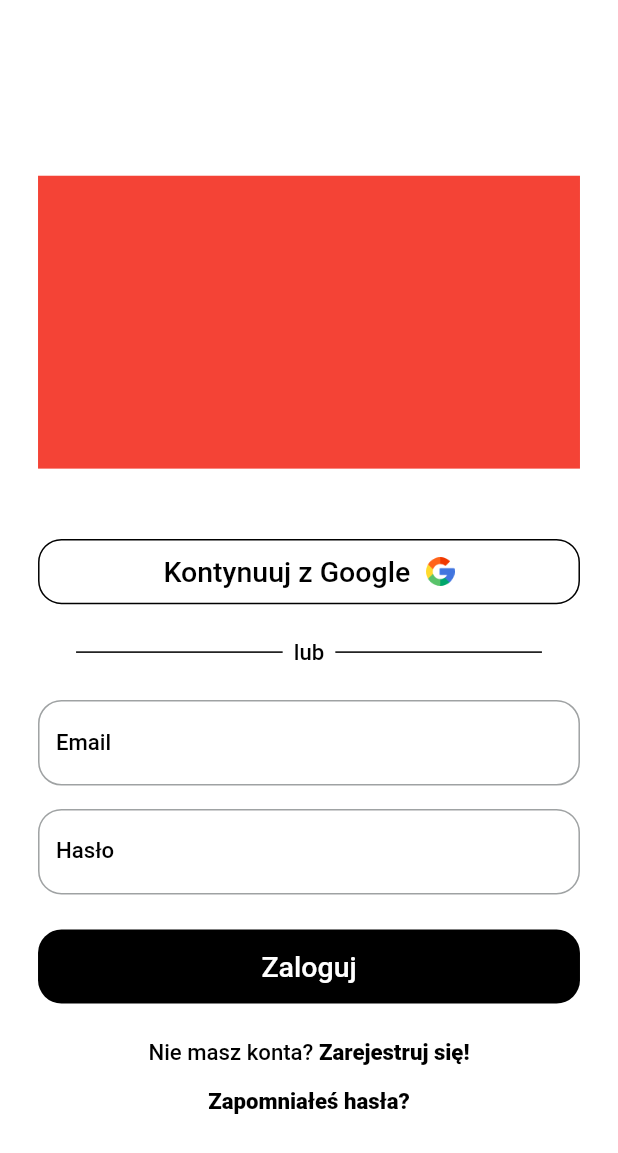
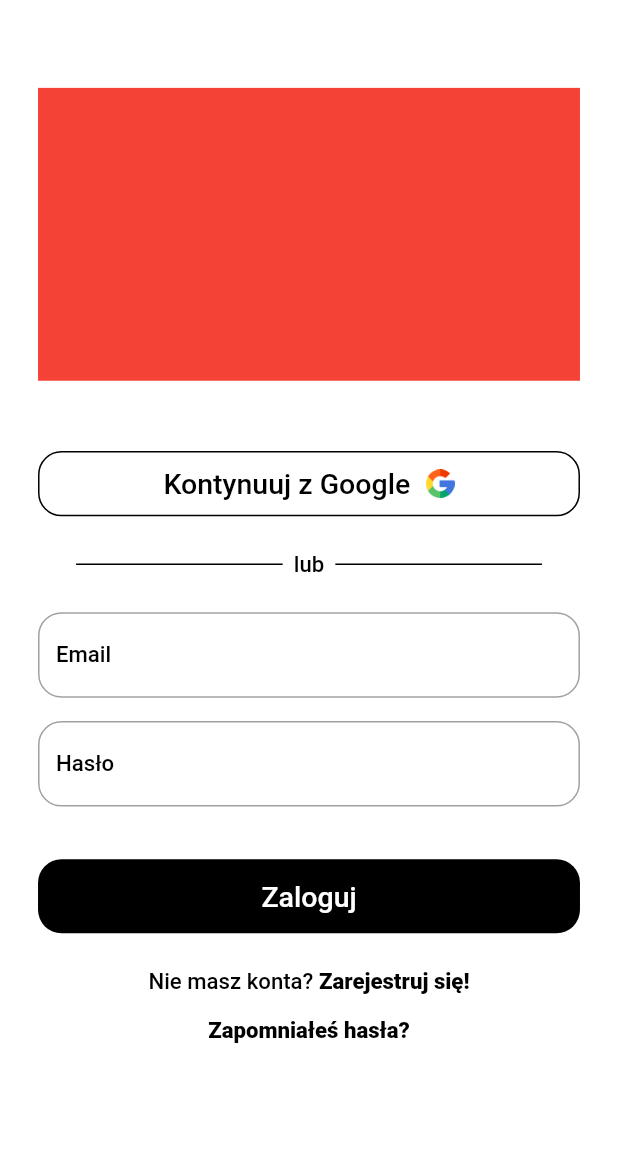
Before and after one commit to BennyM88/przepisy_sylwii_mobile, a Flutter app: the LoginPage screen opened directly, on a phone screen of 412 x 824 dp. Shown: the top 1153 px of the screen. Run offline on Flutter 3.47's test engine with Material 2 defaults, Android fonts, the phone set to English and light mode, and no system bars; our stand-ins replace cached_network_image, cloud_firestore, firebase_auth, firebase_core, flutter_bloc, flutter_screenutil and 6 more; missing offline and left inert: cupertino_back_gesture; accounts and stored records are empty; network calls fail; Roboto replaces fonts that are missing (UbuntuBold, UbuntuRegular); statements that could not run were skipped.

Commit message:
few changes

```diff
--- a/lib/constants/colors.dart
+++ b/lib/constants/colors.dart
@@ -15,4 +15,5 @@ class CustomColors {
   static const Color neutral99 = Color(0xFFF9F9FA);
   static const Color neutral100 = Color(0xFFFFFFFF);
   static const Color pink = Color(0xFFF7E1DD);
+  static const Color red = Color.fromARGB(255, 180, 11, 11);
 }
--- a/lib/constants/typography.dart
+++ b/lib/constants/typography.dart
@@ -115,4 +115,11 @@ class CustomTypography {
     fontFamily: ubuntuFontRegular,
     color: CustomColors.neutral70,
   );
+
+  static TextStyle uRegular12red = TextStyle(
+    fontSize: 12.sp,
+    fontWeight: regular,
+    fontFamily: ubuntuFontRegular,
+    color: CustomColors.red,
+  );
 }
--- a/lib/core/login_cubit/login_cubit.dart
+++ b/lib/core/login_cubit/login_cubit.dart
@@ -1,3 +1,4 @@
+import 'package:firebase_auth/firebase_auth.dart';
 import 'package:flutter_bloc/flutter_bloc.dart';
 import 'package:freezed_annotation/freezed_annotation.dart';
 import 'package:injectable/injectable.dart';
@@ -23,8 +24,8 @@ class LoginCubit extends Cubit<LoginState> {
       );
 
       emit(const LoginState.success());
-    } on Exception catch (e) {
-      emit(LoginState.error(errorMessage: e.toString()));
+    } on FirebaseAuthException catch (e) {
+      emit(LoginState.error(errorMessage: e.message));
     }
   }
 }
--- a/lib/main.dart
+++ b/lib/main.dart
@@ -11,6 +11,7 @@ import 'package:przepisy_sylwii_mobile/firebase_options.dart';
 import 'package:przepisy_sylwii_mobile/injection.dart';
 import 'package:przepisy_sylwii_mobile/services/config_reader/config_reader.dart';
 import 'package:przepisy_sylwii_mobile/view/pages/home/home_page.dart';
+import 'package:przepisy_sylwii_mobile/view/pages/login/login_page.dart';
 import 'package:przepisy_sylwii_mobile/view/widgets/enter_exit_transition.dart';
 
 void main() async {
--- a/lib/view/pages/login/login_page.dart
+++ b/lib/view/pages/login/login_page.dart
@@ -1,7 +1,10 @@
 import 'package:flutter/material.dart';
+import 'package:flutter_bloc/flutter_bloc.dart';
 import 'package:flutter_screenutil/flutter_screenutil.dart';
 import 'package:przepisy_sylwii_mobile/constants/colors.dart';
 import 'package:przepisy_sylwii_mobile/constants/typography.dart';
+import 'package:przepisy_sylwii_mobile/core/login_cubit/login_cubit.dart';
+import 'package:przepisy_sylwii_mobile/injection.dart';
 import 'package:przepisy_sylwii_mobile/view/widgets/custom_button.dart';
 import 'package:przepisy_sylwii_mobile/view/widgets/custom_text_field.dart';
 
@@ -25,7 +28,7 @@ class _LoginPageState extends State<LoginPage> {
           child: SingleChildScrollView(
             child: Column(
               children: [
-                SizedBox(height: 120.h),
+                SizedBox(height: 60.h),
                 Container(
                   height: 200.h,
                   width: double.infinity,
@@ -47,17 +50,42 @@ class _LoginPageState extends State<LoginPage> {
                   isPassword: true,
                 ),
                 SizedBox(height: 24.h),
-                CustomButton(content: 'Zaloguj', onPressed: () {}),
+                BlocConsumer<LoginCubit, LoginState>(
+                  listener: (_, state) => state.whenOrNull(
+                    success: () => print('dodac user auth'),
+                  ),
+                  builder: (_, state) {
+                    return Column(
+                      children: [
+                        state.maybeWhen(
+                          error: (e) => Text(
+                            e.toString(),
+                            style: CustomTypography.uRegular12red,
+                          ),
+                          orElse: () => const SizedBox(),
+                        ),
+                        SizedBox(height: 12.h),
+                        state.maybeWhen(
+                          loading: () => CustomButton.loader(),
+                          orElse: () => CustomButton(
+                            content: 'Zaloguj',
+                            onPressed: () async => getIt<LoginCubit>().login(
+                              emailController.text.trim(),
+                              passwordController.text.trim(),
+                            ),
+                          ),
+                        ),
+                      ],
+                    );
+                  },
+                ),
                 SizedBox(height: 24.h),
                 Row(
                   mainAxisAlignment: MainAxisAlignment.center,
                   children: [
-                    GestureDetector(
-                      onTap: () {},
-                      child: Text(
-                        'Nie masz konta? ',
-                        style: CustomTypography.uRegular14,
-                      ),
+                    Text(
+                      'Nie masz konta? ',
+                      style: CustomTypography.uRegular14,
                     ),
                     Text(
                       'Zarejestruj się!',
--- a/lib/view/widgets/recipes_list.dart
+++ b/lib/view/widgets/recipes_list.dart
@@ -32,9 +32,7 @@ class _RecipesListState extends State<RecipesList> {
       child: SizedBox(
         height: 390.h,
         child: BlocBuilder<RecipeCubit, RecipeState>(
-          builder: (_, state) => state.when(
-            initial: () => const RecipesListShimmer(),
-            loading: () => const RecipesListShimmer(),
+          builder: (_, state) => state.maybeWhen(
             loaded: (recipes) => ListView.builder(
               shrinkWrap: true,
               physics: const ClampingScrollPhysics(),
@@ -52,6 +50,7 @@ class _RecipesListState extends State<RecipesList> {
               ),
             ),
             error: (errorMessage) => Text(errorMessage!),
+            orElse: () => const RecipesListShimmer(),
           ),
         ),
       ),
```
